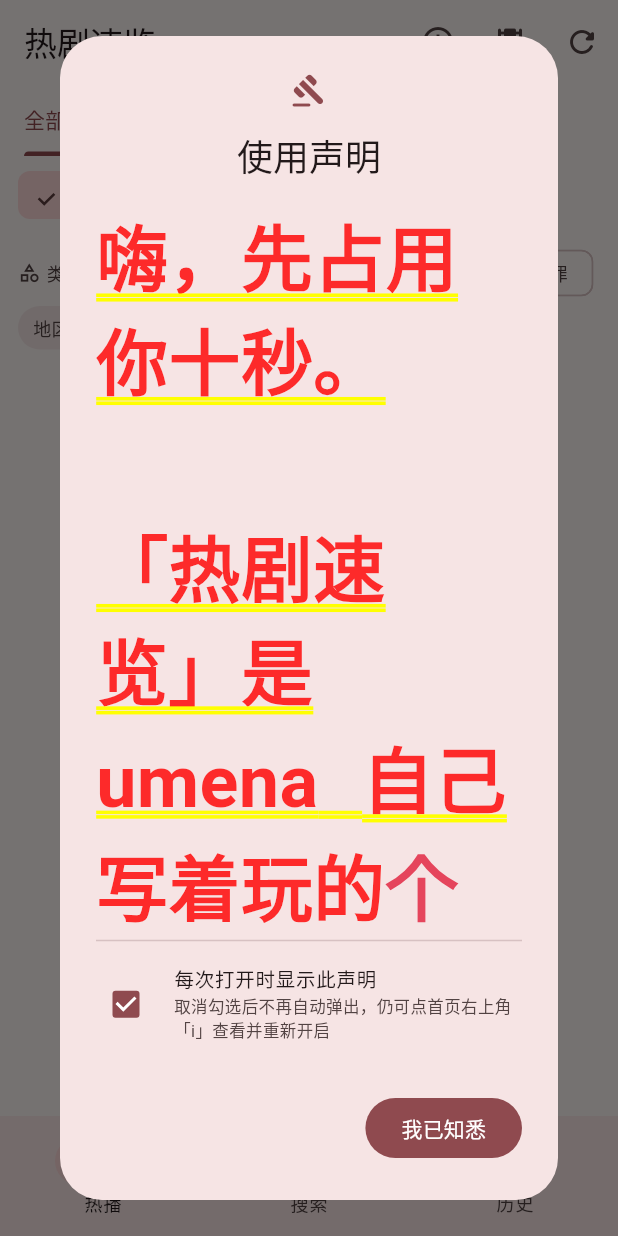
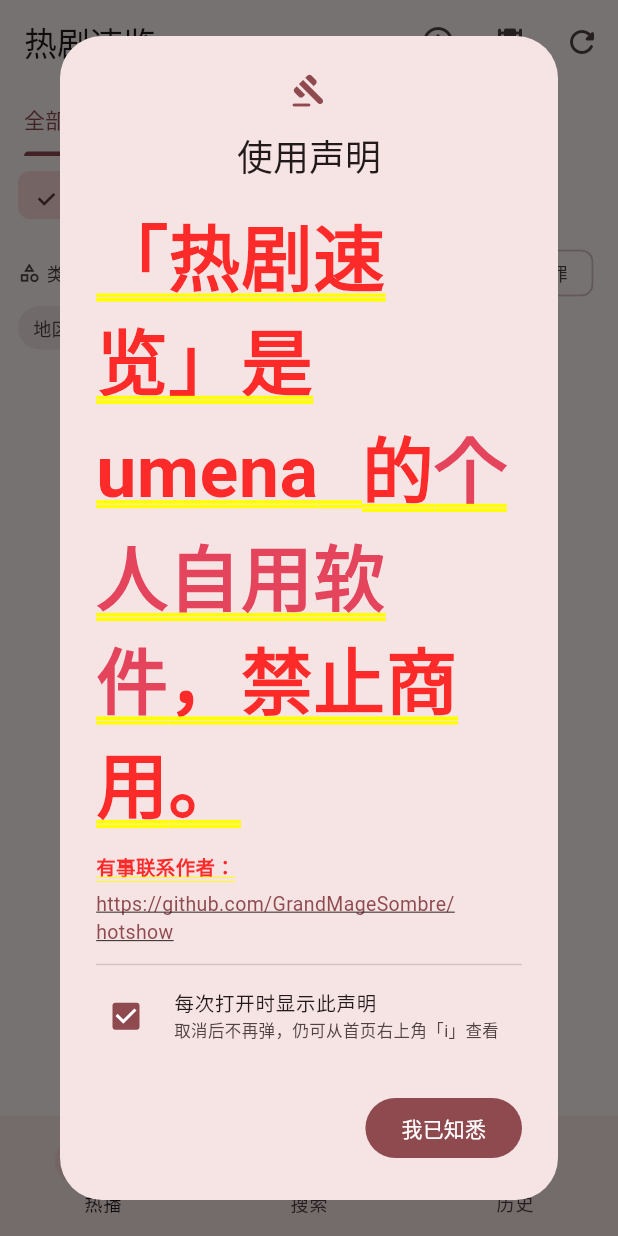
Before and after one commit to GrandMageSombre/hotshow, a Flutter app: the screen it shows after launch, on a phone screen of 412 x 824 dp. Run offline on Flutter 3.47's test engine with Material 3 defaults, Android fonts, the phone set to English and light mode, and no system bars; our stand-ins replace shared_preferences; missing offline and left inert: charset, media_kit, media_kit_video; network calls fail.

Commit message:
docs(文案): 说明统一收成一句话
个人自用软件，禁止商用，有事联系作者 + 仓库地址。

- 安卓端声明弹窗：改成一屏说清（个人自用软件 / 禁止商用 / 可点的仓库地址），
  自动弹出开关保留，副说明缩成一行，分条组件 _Point 删除
- README：顶部声明压成一行；末尾五条免责声明并成一句并指向 LICENSE；
  「支持作者」整节改名「使用说明」，只留这一句
- 声明用例断言改为校验「个人自用软件 / 禁止商用 / 有事联系作者」+ 仓库直链

flutter analyze 0 问题；flutter test 222/222。

```diff
--- a/lib/app_info.dart
+++ b/lib/app_info.dart
@@ -2,4 +2,4 @@
 ///
 /// Flutter 不会自动把 pubspec 版本注入 Dart 代码，而为了一个字符串
 /// 引入 package_info_plus 不划算；这里手工维护，改版本时同步更新。
-const String kAppVersion = '1.13.1+20';
+const String kAppVersion = '1.13.2+21';
--- a/lib/widgets/legal_notice.dart
+++ b/lib/widgets/legal_notice.dart
@@ -168,83 +168,48 @@ class _LegalNoticeDialogState extends State<_LegalNoticeDialog> {
                         TextSpan(
                           style: DefaultTextStyle.of(context).style,
                           children: [
-                            const TextSpan(text: '嗨，先占用你十秒。\n\n「${LegalNotice.appName}」是 '),
+                            const TextSpan(text: '「${LegalNotice.appName}」是 '),
                             TextSpan(
                               text: LegalNotice.owner,
                               style: const TextStyle(fontWeight: FontWeight.bold),
                             ),
-                            const TextSpan(text: ' 自己写着玩的'),
+                            const TextSpan(text: ' 的'),
                             const TextSpan(
-                              text: '个人软件',
+                              text: '个人自用软件',
                               style: TextStyle(
                                 fontWeight: FontWeight.bold,
                                 color: Color(0xFFE5455C),
                               ),
                             ),
+                            const TextSpan(text: '，'),
                             const TextSpan(
-                              text: '——没有广告、没有会员、没有内购，也不在任何应用商店卖。'
-                                  '下面几句不是免责套话，只是希望你知道自己在用什么。',
+                              text: '禁止商用',
+                              style: TextStyle(fontWeight: FontWeight.bold),
                             ),
+                            const TextSpan(text: '。'),
                           ],
                         ),
                       ),
                       const SizedBox(height: 12),
-                      const _Point(
-                        '别拿去卖',
-                        '自己看、给朋友装都随意。但别拿它收款、代运营、塞广告或者打包进别的产品里，'
-                            '也别未经同意就对外发布你改过的版本。',
+                      Text(
+                        '有事联系作者：',
+                        style: DefaultTextStyle.of(context).style
+                            .copyWith(fontSize: 13),
                       ),
-                      const _Point(
-                        '别抹掉署名',
-                        '想原样转发或备份，把这份声明和 LICENSE 一起带上就好；'
-                            '改过之后的版本就别往外发了，改坏了容易被算到我头上。',
-                      ),
-                      const _Point(
-                        '片子不是我存的',
-                        '我只负责帮你搜到公开链接、把请求转发给播放器，不存视频、不做转码、也不卖内容。'
-                            '海报和简介来自豆瓣，版权都归原作者。',
-                      ),
-                      const _Point(
-                        '缓存自己拿主意',
-                        '要不要把分片存到手机上，这个决定权在你（也由你负责）。'
-                            '存下来的东西自己看就好，别再传给别人。',
-                      ),
-                      const _Point(
-                        '按当地规矩来',
-                        '希望你只在合法、合理的前提下用它。出了什么事，我没法替你兜底。',
-                      ),
-                      const _Point(
-                        '有事找我',
-                        '用着出问题、发现 bug、或者觉得哪段内容侵了权，来 GitHub 提个 issue：'
-                            '${LegalNotice.repoUrl}'
-                            '。看到会尽快处理。',
-                      ),
-                      const _Point(
-                        '要是觉得好用',
-                        '去仓库点个 ⭐ Star 就够意思了——不花钱，但我能知道确实有人在用。'
-                            '这大概是我继续更新的主要动力。',
-                      ),
-                      const SizedBox(height: 10),
-                      Text(
-                        '以上只是把话说在前头，具体条款以项目 LICENSE 为准。点下面的按钮就当你看过了。',
-                        style:
-                            TextStyle(fontSize: 12, color: scheme.onSurfaceVariant),
-                      ),
-                      const SizedBox(height: 6),
-                      // 直接给一个能点的入口：让人想支持时不用自己去搜仓库
-                      Align(
-                        alignment: Alignment.centerLeft,
-                        child: OutlinedButton.icon(
-                          onPressed: () => _openRepo(context),
-                          icon: const Icon(Icons.star_rounded, size: 18),
-                          label: const Text(
-                            '去仓库点个 Star',
-                            style: TextStyle(fontSize: 12),
-                          ),
-                          style: OutlinedButton.styleFrom(
-                            visualDensity: VisualDensity.compact,
-                            padding: const EdgeInsets.symmetric(
-                                horizontal: 10, vertical: 4),
+                      const SizedBox(height: 4),
+                      // 直接给可点的仓库地址，不用自己去搜
+                      InkWell(
+                        onTap: () => _openRepo(context),
+                        borderRadius: BorderRadius.circular(6),
+                        child: Padding(
+                          padding: const EdgeInsets.symmetric(vertical: 2),
+                          child: Text(
+                            LegalNotice.repoUrl,
+                            style: TextStyle(
+                              fontSize: 13,
+                              color: scheme.primary,
+                              decoration: TextDecoration.underline,
+                            ),
                           ),
                         ),
                       ),
@@ -268,7 +233,7 @@ class _LegalNoticeDialogState extends State<_LegalNoticeDialog> {
                   style: TextStyle(fontSize: 13),
                 ),
                 subtitle: const Text(
-                  '取消勾选后不再自动弹出，仍可点首页右上角「i」查看并重新开启',
+                  '取消后不再弹，仍可从首页右上角「i」查看',
                   style: TextStyle(fontSize: 11),
                 ),
               ),
@@ -285,44 +250,3 @@ class _LegalNoticeDialogState extends State<_LegalNoticeDialog> {
     );
   }
 }
-
-class _Point extends StatelessWidget {
-  final String title;
-  final String body;
-  const _Point(this.title, this.body);
-
-  @override
-  Widget build(BuildContext context) {
-    final scheme = Theme.of(context).colorScheme;
-    return MergeSemantics(
-      child: Padding(
-      padding: const EdgeInsets.only(bottom: 10),
-      child: Row(
-        crossAxisAlignment: CrossAxisAlignment.start,
-        children: [
-          Padding(
-            padding: const EdgeInsets.only(top: 2, right: 6),
-            child: ExcludeSemantics(
-              child: Icon(Icons.circle, size: 6, color: scheme.primary),
-            ),
-          ),
-          Expanded(
-            child: Text.rich(
-              TextSpan(
-                style: DefaultTextStyle.of(context).style.copyWith(fontSize: 13),
-                children: [
-                  TextSpan(
-                    text: '$title：',
-                    style: const TextStyle(fontWeight: FontWeight.bold),
-                  ),
-                  TextSpan(text: body),
-                ],
-              ),
-            ),
-          ),
-        ],
-      ),
-      ),
-    );
-  }
-}
--- a/pubspec.yaml
+++ b/pubspec.yaml
@@ -16,7 +16,7 @@ publish_to: 'none' # Remove this line if you wish to publish to pub.dev
 # https://developer.apple.com/library/archive/documentation/General/Reference/InfoPlistKeyReference/Articles/CoreFoundationKeys.html
 # In Windows, build-name is used as the major, minor, and patch parts
 # of the product and file versions while build-number is used as the build suffix.
-version: 1.13.1+20
+version: 1.13.2+21
 
 environment:
   sdk: ^3.13.7
```
Also changed, not shown: 3 other files.
